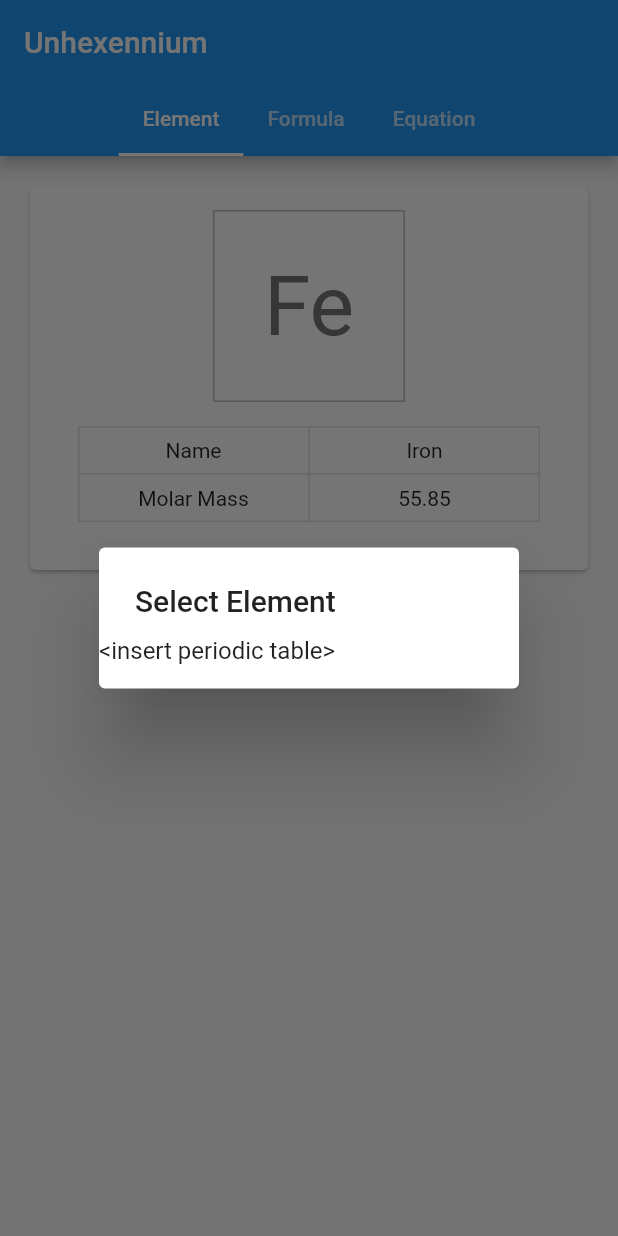
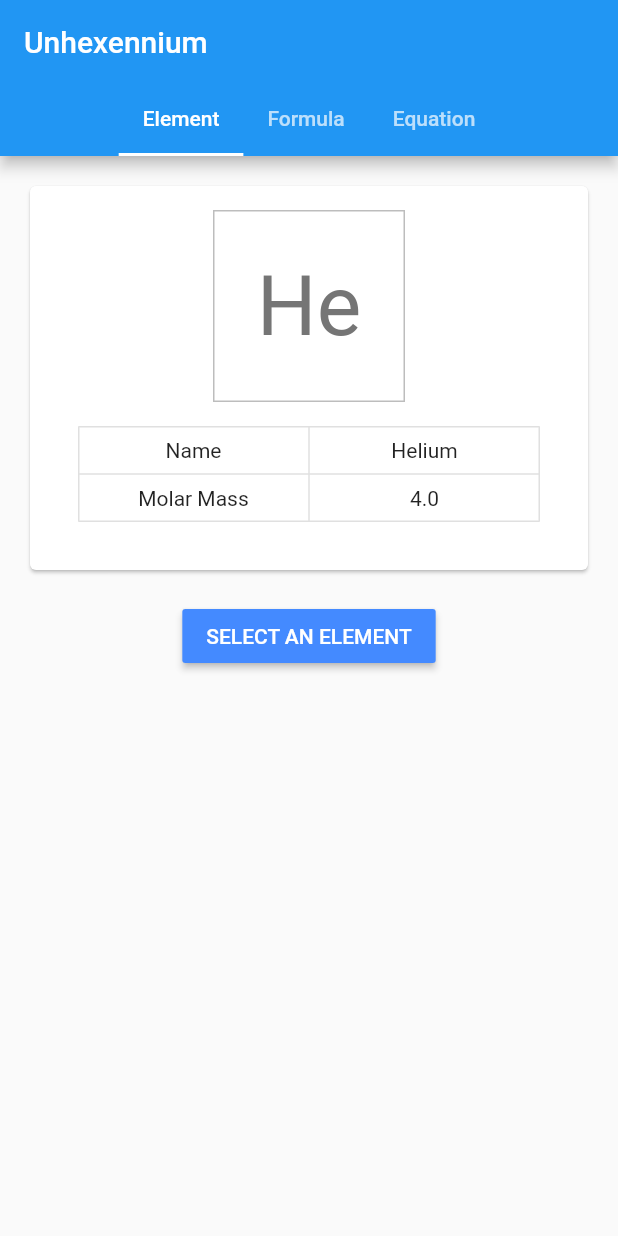
Before and after one commit to Mapioi/unhexennium, a Flutter app: the screen it shows after launch, after a tap on "SELECT AN ELEMENT", on a phone screen of 412 x 824 dp. Run offline on Flutter 3.47's test engine with Material 2 defaults, Android fonts, the phone set to English and light mode, and no system bars; Roboto replaces fonts that are missing (Rock Salt).

Commit message:
ElementParent's state is now stored in HomePage

```diff
--- a/lib/tabs/element.dart
+++ b/lib/tabs/element.dart
@@ -11,16 +11,12 @@ enum ElementInputOptions {
 }
 
 
-class ElementParent extends StatefulWidget {
-  @override
-  State<StatefulWidget> createState() => new _ElementParentState();
-}
+class ElementParent extends StatelessWidget {
 
-
-class _ElementParentState extends State<ElementParent> {
+  ElementParent({Key key, this.selectedElement}) : super(key: key);
 
   // no element selected => null
-  ChemicalElement selectedElement = new ChemicalElement(ElementSymbol.Fe);
+  final ChemicalElement selectedElement;
 
   @override
   Widget build(BuildContext context) {
@@ -114,7 +110,7 @@ class _ElementParentState extends State<ElementParent> {
               "SELECT AN ELEMENT",
               style: new TextStyle(color: Colors.white),
             ),
-            onPressed: _elementPrompt,
+            onPressed: () => null,
             color: Colors.blueAccent,
           )
         ],
@@ -122,15 +118,16 @@ class _ElementParentState extends State<ElementParent> {
     );
   }
 
-  Future<Null> _elementPrompt() async {
-    await showDialog<ElementSymbol>(
-      context: context,
-      child: new SimpleDialog(
-        title: const Text('Select Element'),
-        children: <Widget>[
-          new Text("<insert periodic table>")
-        ],
-      ),
-    );
+//  Future<Null> _elementPrompt() async {
+//    await showDialog<ElementSymbol>(
+//      context: context,
+//      child: new SimpleDialog(
+//        title: const Text('Select Element'),
+//        children: <Widget>[
+//          new Text("<insert periodic table>")
+//        ],
+//      ),
+//    );
+//  }
+
 }
-}
--- a/lib/tabs/home_page.dart
+++ b/lib/tabs/home_page.dart
@@ -1,13 +1,13 @@
 // Packages
 import 'package:flutter/material.dart';
-// Local
-import 'package:unhexennium/utils.dart';
 import 'package:unhexennium/tabs/equation.dart';
 import 'package:unhexennium/tabs/element.dart';
 import 'package:unhexennium/tabs/formula.dart';
+import 'package:unhexennium/chemistry/element.dart';
+import 'package:unhexennium/utils.dart';
 
 
-// constants
+// ui
 enum Mode { Element, Formula, Equation }
 const default_mode = Mode.Element;
 
@@ -19,6 +19,12 @@ class HomePage extends StatefulWidget {
 
 
 class _HomePageState extends State<HomePage> {
+
+  /// States are stored here for the child widgets
+  /// So that they don't get lost on tab switch
+  ChemicalElement storedElement = new ChemicalElement(ElementSymbol.He);
+
+
   @override
   Widget build(BuildContext context) {
     return new DefaultTabController(
@@ -39,7 +45,7 @@ class _HomePageState extends State<HomePage> {
         // content
         body: new TabBarView(
           children: [
-            new ElementParent(),
+            new ElementParent(selectedElement: storedElement),
             new FormulaParent(),
             new EquationParent()
           ]
```
Lines whose indentation alone changed are shown as unchanged.
